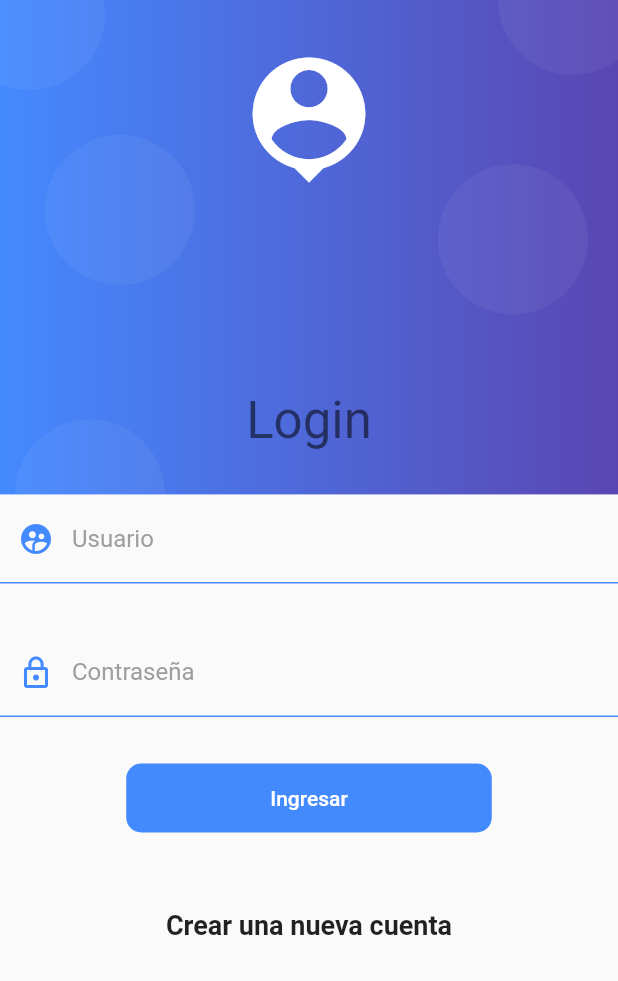
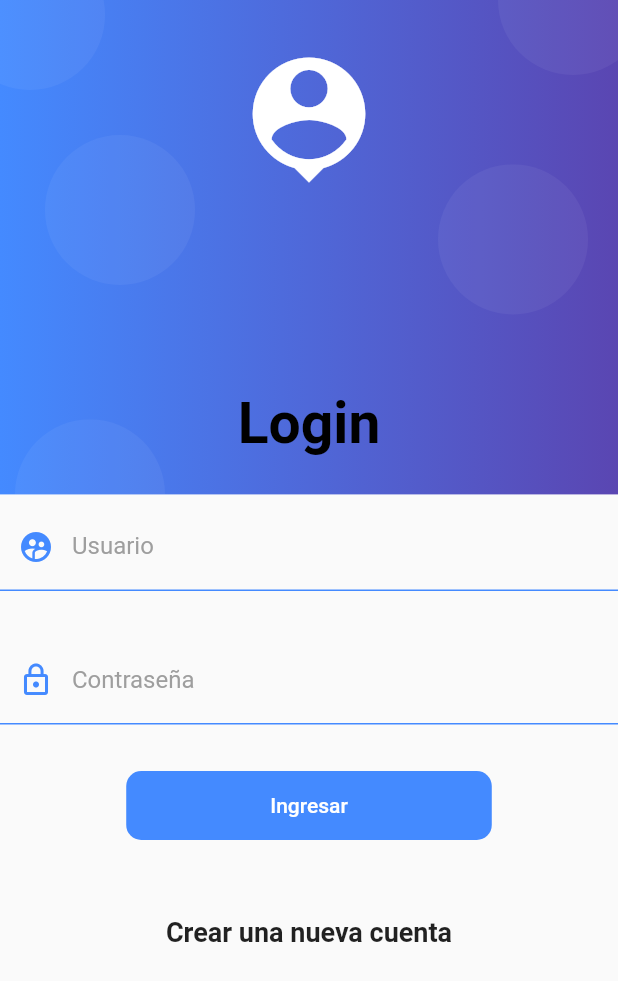
Before and after one commit to jesquivel22/Movil-Nutricion, a Flutter app: the screen it shows after launch, on a phone screen of 412 x 824 dp. Shown: the top 981 px of the screen. Run offline on Flutter 3.47's test engine with Material 2 defaults, Android fonts, the phone set to English and light mode, and no system bars; our stand-ins replace dio, firebase_core, firebase_storage, fl_chart, jwt_decoder, open_file and 2 more; accounts and stored records are empty.

Commit message:
mi segunda vez :3

```diff
--- a/lib/screens/login_screen.dart
+++ b/lib/screens/login_screen.dart
@@ -34,7 +34,11 @@ class _LoginScreenState extends State<LoginScreen> {
               child: Column(
             children: [
               SizedBox(height: 10),
-              Text('Login', style: Theme.of(context).textTheme.headline4),
+              Text('Login',
+                  style: TextStyle(
+                      fontSize: 38,
+                      fontWeight: FontWeight.bold,
+                      color: Colors.black)),
               SizedBox(height: 30),
               ChangeNotifierProvider(
                   create: (_) => LoginFormProvider(), child: _LoginForm())
```
Also changed, not shown: lib/screens/doc_screen.dart (+14 -6 lines).
